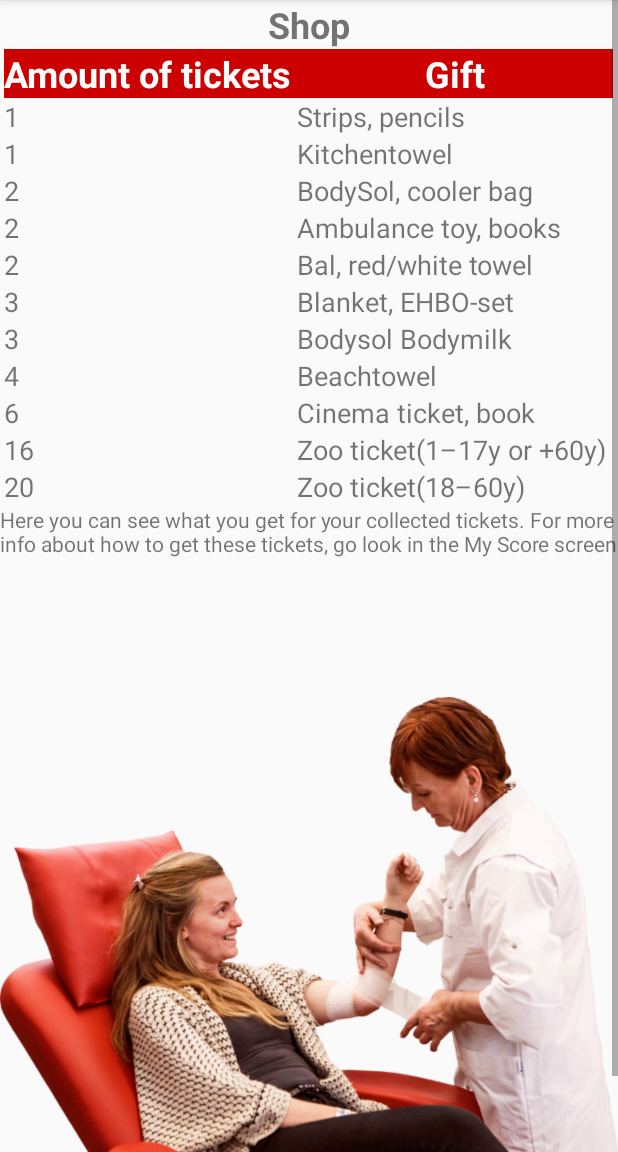
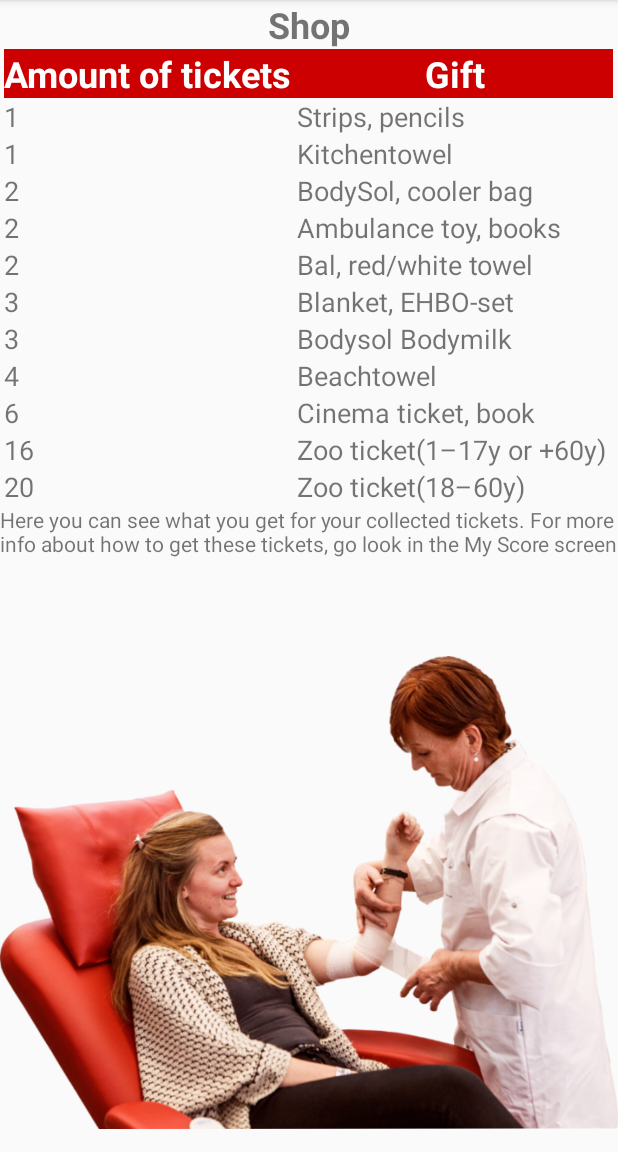
Before and after one commit to Vincent-Surkijn/Vampyre, an Android app: the Score_shop screen opened directly, with no data from a screen before it, on a phone screen of 412 x 824 dp, the part 84-1236 px from its top. Run offline under Robolectric (Android 15) with nearby library versions, the phone set to English and light mode, and no system bars; network calls fail.

Commit message:
Layout score shop aangepast

```diff
--- a/app/src/main/res/layout/activity_score_shop.xml
+++ b/app/src/main/res/layout/activity_score_shop.xml
@@ -1,5 +1,5 @@
 <?xml version="1.0" encoding="utf-8"?>
-<ScrollView xmlns:android="http://schemas.android.com/apk/res/android"
+<LinearLayout xmlns:android="http://schemas.android.com/apk/res/android"
     xmlns:app="http://schemas.android.com/apk/res-auto"
     xmlns:tools="http://schemas.android.com/tools"
     android:layout_width="match_parent"
@@ -16,7 +16,7 @@
             android:layout_gravity="center_horizontal"
             android:layout_width="wrap_content"
             android:layout_height="wrap_content"
-            android:text="Shop"
+            android:text="@string/shop"
             android:textStyle="bold"
             android:textSize="24sp"/>
 
@@ -177,7 +177,7 @@
 
         <ImageView
             android:layout_width="wrap_content"
-            android:layout_height="400dp"
+            android:layout_height="wrap_content"
             android:layout_marginTop="50dp"
             android:contentDescription="@string/help"
             app:srcCompat="@drawable/scoreimage" />
@@ -185,4 +185,4 @@
 
 
 
-</ScrollView>
+</LinearLayout>
--- a/app/src/main/res/values/strings.xml
+++ b/app/src/main/res/values/strings.xml
@@ -68,4 +68,5 @@
     <string name="submit">Submit</string>
     <string name="errorappointment">Please pick a location, date and donation-type</string>
     <string name="TitleArticle">10 Interesting Facts about Red Cross that People aren’t aware of</string>
+    <string name="shop">Shop</string>
 </resources>
```
